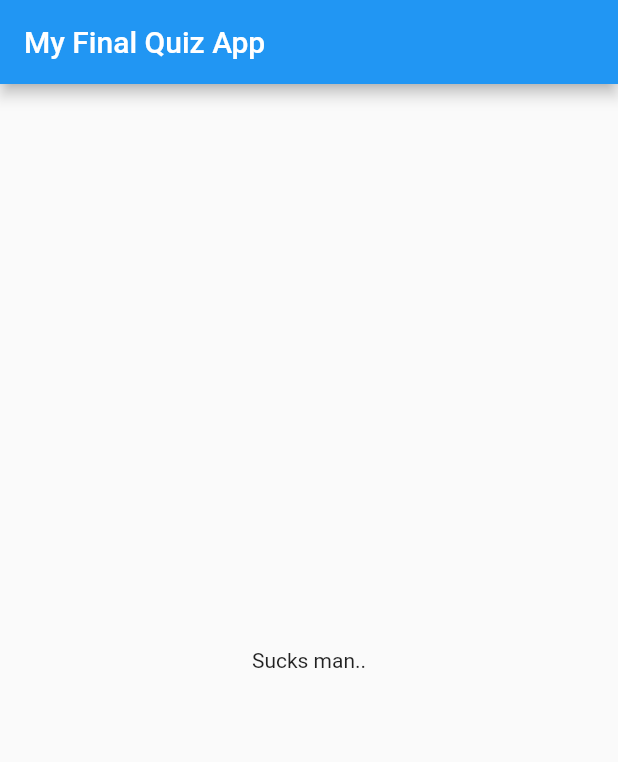
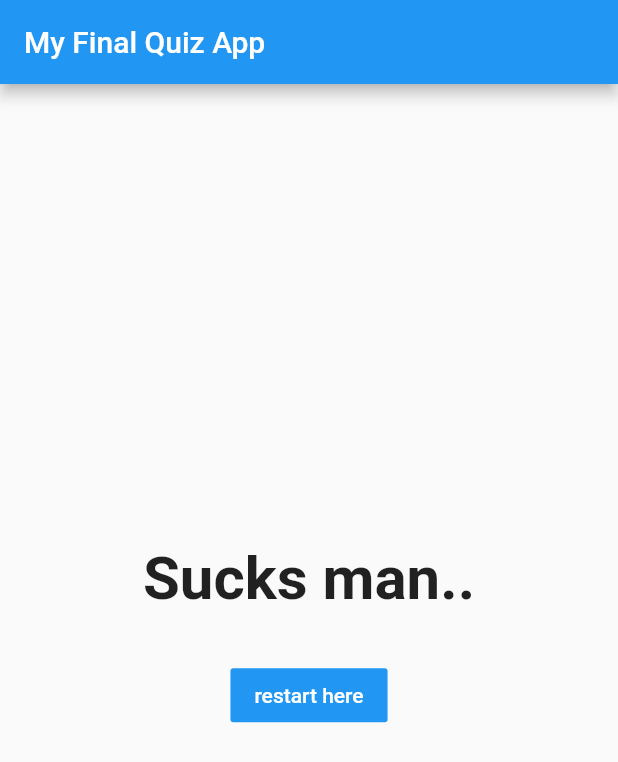
Before and after one commit to WinstonBrandon/QuizApp, a Flutter app: the screen it shows after launch, after a tap on "Hello", after a tap on "Jenny", after a tap on "Blissblaker", on a phone screen of 412 x 824 dp. Shown: the top 762 px of the screen. Run offline on Flutter 3.47's test engine with Material 2 defaults, Android fonts, the phone set to English and light mode, and no system bars.

Commit message:
added restart quiz button incl functionality and styled text a bit

```diff
--- a/lib/main.dart
+++ b/lib/main.dart
@@ -17,6 +17,13 @@ class MyApp extends StatefulWidget {
 class _MyAppState extends State<MyApp> {
   var _questionIndex = 0;
   var _totalScore = 0;
+
+  void _resetQuiz() {
+    setState(() {
+      _questionIndex = 0;
+      _totalScore = 0;
+    });
+  }
 
   void _answerQuestion(int score) {
     _totalScore = _totalScore + score;
@@ -67,7 +74,7 @@ class _MyAppState extends State<MyApp> {
                 answerQuestion: _answerQuestion,
                 questionIndex: _questionIndex,
               )
-            : Result(_totalScore),
+            : Result(_totalScore, _resetQuiz),
       ),
     );
   }
--- a/lib/result.dart
+++ b/lib/result.dart
@@ -2,7 +2,8 @@ import 'package:flutter/material.dart';
 
 class Result extends StatelessWidget {
   final int scoreResult;
-  Result(this.scoreResult);
+  final VoidCallback resetQuizie;
+  Result(this.scoreResult, this.resetQuizie);
 
   String get resultPhrase {
     String resultText;
@@ -23,7 +24,26 @@ class Result extends StatelessWidget {
   @override
   Widget build(BuildContext context) {
     return Center(
-      child: Text(resultPhrase),
-    );
+        child: Column(
+      crossAxisAlignment: CrossAxisAlignment.center,
+      mainAxisAlignment: MainAxisAlignment.center,
+      children: [
+        Text(
+          resultPhrase,
+          style: TextStyle(fontSize: 40, fontWeight: FontWeight.bold),
+        ),
+        Container(
+          margin: EdgeInsets.all(30),
+          child: FlatButton(
+            child: Text(
+              'restart here',
+            ),
+            color: Colors.blue,
+            textColor: Colors.white,
+            onPressed: resetQuizie,
+          ),
+        )
+      ],
+    ));
   }
 }
```
